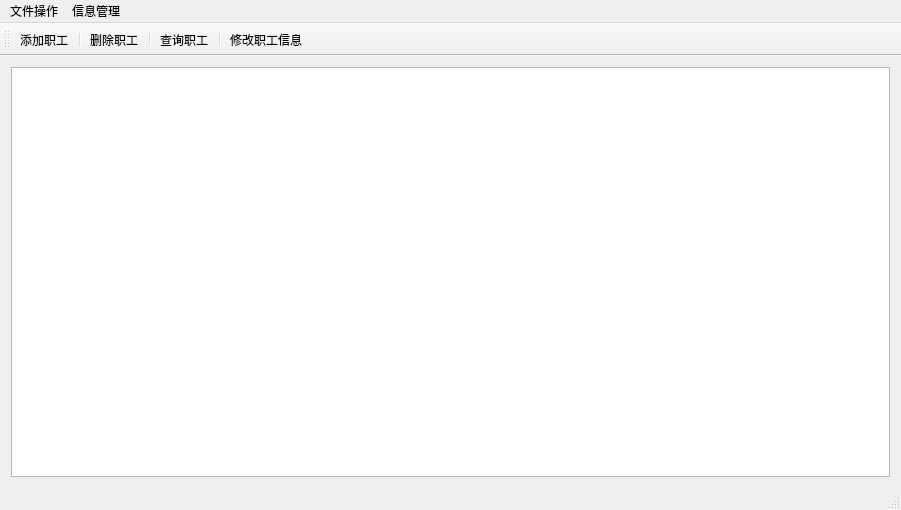
First picture: the form in mainwindow.ui, repository zhangxl601/WorkerManageSystem, before the edit.
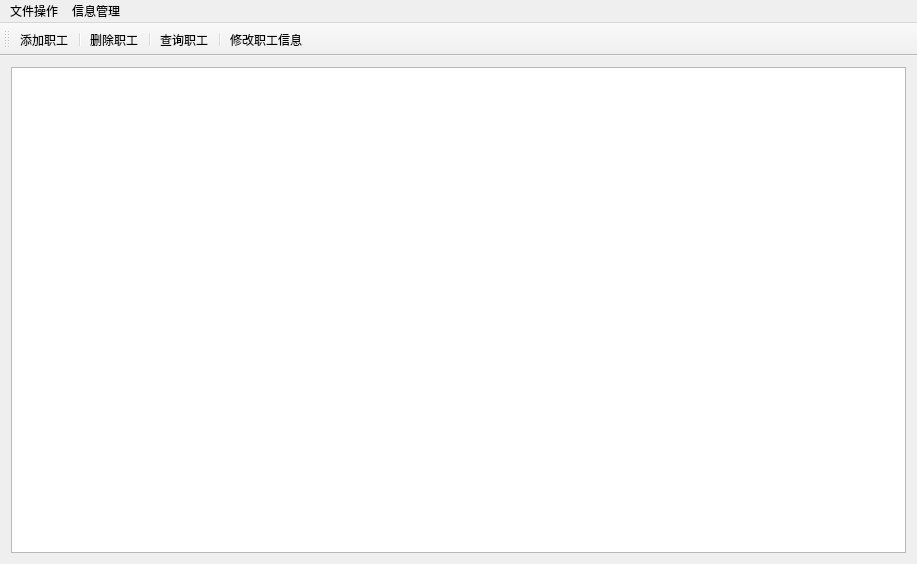
Second picture: the form after the edit. Icons and pictures are not drawn.

```diff
--- a/mainwindow.ui
+++ b/mainwindow.ui
@@ -6,8 +6,8 @@
    <rect>
     <x>0</x>
     <y>0</y>
-    <width>901</width>
-    <height>510</height>
+    <width>917</width>
+    <height>564</height>
    </rect>
   </property>
   <property name="windowTitle">
@@ -25,7 +25,7 @@
     <rect>
      <x>0</x>
      <y>0</y>
-     <width>901</width>
+     <width>917</width>
      <height>23</height>
     </rect>
    </property>
@@ -49,6 +49,12 @@
    <addaction name="infomanage"/>
   </widget>
   <widget class="QToolBar" name="mainToolBar">
+   <property name="iconSize">
+    <size>
+     <width>30</width>
+     <height>30</height>
+    </size>
+   </property>
    <property name="toolButtonStyle">
     <enum>Qt::ToolButtonTextUnderIcon</enum>
    </property>
@@ -66,7 +72,6 @@
    <addaction name="separator"/>
    <addaction name="modify"/>
   </widget>
-  <widget class="QStatusBar" name="statusBar"/>
   <action name="openfile">
    <property name="text">
     <string>打开文件</string>
```
Left out of the diff: 15 changed lines with no effect on the pictures.
